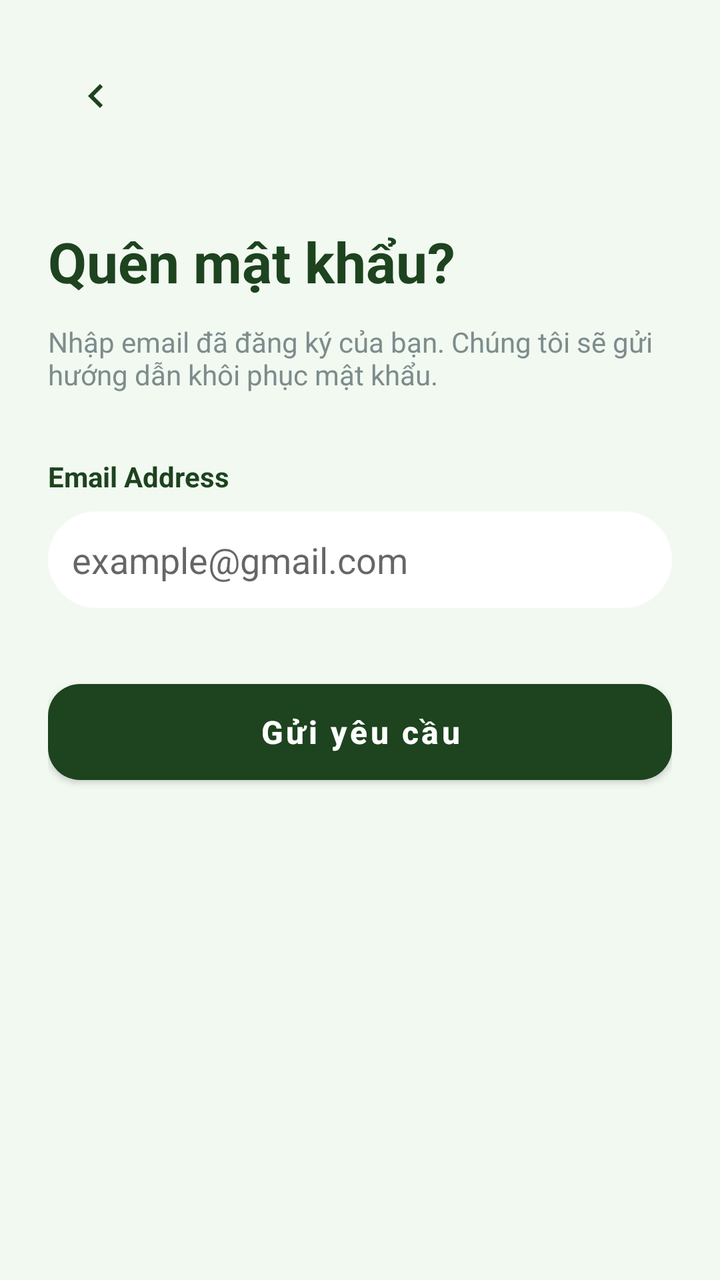
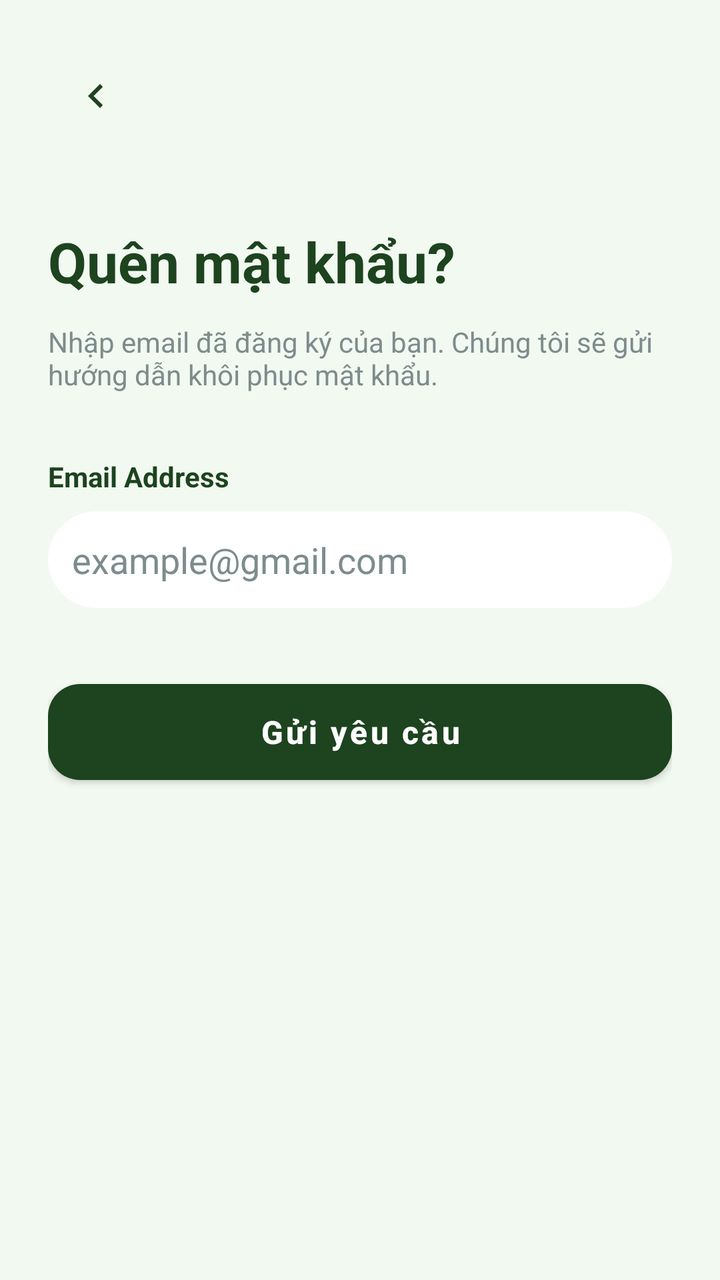

The first picture is an Android layout as it rendered before a commit; the second is the same layout after the commit. The layout source and the unified diff follow.
<!-- AndroidManifest.xml: application theme Theme.SmartGardening -->
<!-- res/layout/activity_forgot_password.xml -->
<?xml version="1.0" encoding="utf-8"?>
<androidx.constraintlayout.widget.ConstraintLayout xmlns:android="http://schemas.android.com/apk/res/android"
    xmlns:app="http://schemas.android.com/apk/res-auto"
    android:layout_width="match_parent"
    android:layout_height="match_parent"
    android:background="#F2F9F1"
    android:padding="24dp">

    <ImageButton
        android:id="@+id/btnBack"
        android:layout_width="48dp"
        android:layout_height="48dp"
        android:background="?attr/selectableItemBackgroundBorderless"
        android:contentDescription="Quay lại"
        android:src="@drawable/ic_chevron_left"
        app:layout_constraintStart_toStartOf="parent"
        app:layout_constraintTop_toTopOf="parent"
        app:tint="#1D431F" />

    <LinearLayout
        android:layout_width="match_parent"
        android:layout_height="wrap_content"
        android:layout_marginTop="40dp"
        android:orientation="vertical"
        app:layout_constraintTop_toBottomOf="@id/btnBack">

        <TextView
            android:layout_width="wrap_content"
            android:layout_height="wrap_content"
            android:text="Quên mật khẩu?"
            android:textColor="#1D431F"
            android:textSize="28sp"
            android:textStyle="bold" />

        <TextView
            android:layout_width="match_parent"
            android:layout_height="wrap_content"
            android:layout_marginTop="12dp"
            android:text="Nhập email đã đăng ký của bạn. Chúng tôi sẽ gửi hướng dẫn khôi phục mật khẩu."
            android:textColor="#7D8C8D"
            android:textSize="14sp" />

        <TextView
            android:layout_width="wrap_content"
            android:layout_height="wrap_content"
            android:layout_marginTop="32dp"
            android:text="Email Address"
            android:textColor="#1D431F"
            android:textStyle="bold" />

        <EditText
            android:id="@+id/etEmailReset"
            android:layout_width="match_parent"
            android:layout_height="wrap_content"
            android:layout_marginTop="8dp"
            android:background="@drawable/bg_edittext"
            android:hint="example@gmail.com"
            android:inputType="textEmailAddress"
            android:minHeight="48dp"
            android:padding="12dp" />

        <com.google.android.material.button.MaterialButton
            android:id="@+id/btnResetPassword"
            android:layout_width="match_parent"
            android:layout_height="60dp"
            android:layout_marginTop="32dp"
            android:text="Gửi yêu cầu"
            android:textAllCaps="false"
            android:textSize="16sp"
            android:textStyle="bold"
            app:backgroundTint="#1D431F"
            app:cornerRadius="16dp" />

    </LinearLayout>

</androidx.constraintlayout.widget.ConstraintLayout>
<!-- resources referenced by this layout -->
<resources>
  <!-- drawable bg_edittext (drawable) -->
  <?xml version="1.0" encoding="utf-8"?>
  <shape xmlns:android="http://schemas.android.com/apk/res/android">
      <solid android:color="#FFFFFF" />
      <corners android:radius="28dp" />
  </shape>
  <!-- drawable ic_chevron_left (drawable) -->
  <vector xmlns:android="http://schemas.android.com/apk/res/android" android:height="24dp" android:tint="#000000" android:viewportHeight="24" android:viewportWidth="24" android:width="24dp">
        
      <path android:fillColor="@android:color/white" android:pathData="M15.41,7.41L14,6l-6,6 6,6 1.41,-1.41L10.83,12z"/>
      
  </vector>
  <style name="Theme.SmartGardening" parent="Theme.MaterialComponents.DayNight.NoActionBar" />
</resources>

<!-- the commit's change to res/layout/activity_forgot_password.xml (unified diff, before → after) -->
@@ -57,7 +57,9 @@
             android:hint="example@gmail.com"
             android:inputType="textEmailAddress"
             android:minHeight="48dp"
-            android:padding="12dp" />
+            android:padding="12dp"
+            android:textColor="#000000"
+            android:textColorHint="#7D8C8D" />
 
         <com.google.android.material.button.MaterialButton
             android:id="@+id/btnResetPassword"
<!-- resource entries referenced after the edit -->
@@ -12,6 +12,18 @@
       <path android:fillColor="@android:color/white" android:pathData="M15.41,7.41L14,6l-6,6 6,6 1.41,-1.41L10.83,12z"/>
       
   </vector>
-  <style name="Theme.SmartGardening" parent="Theme.MaterialComponents.DayNight.NoActionBar" />
+  <style name="Theme.SmartGardening" parent="Theme.MaterialComponents.Light.NoActionBar">
+          <item name="android:windowBackground">#FFFFFF</item>
+          <item name="android:forceDarkAllowed">false</item>
+          <item name="android:textColorPrimary">#000000</item>
+          <item name="android:textColorSecondary">#333333</item>
+          <item name="android:editTextColor">#000000</item>
+          <item name="colorOnBackground">#000000</item>
+          <item name="colorOnSurface">#000000</item>
+          <item name="colorSurface">#FFFFFF</item>
+          <item name="colorControlNormal">#1D431F</item>
+          <item name="android:windowLightStatusBar">true</item>
+          <item name="android:statusBarColor">#F2F9F1</item>
+      </style>
 </resources>
 
